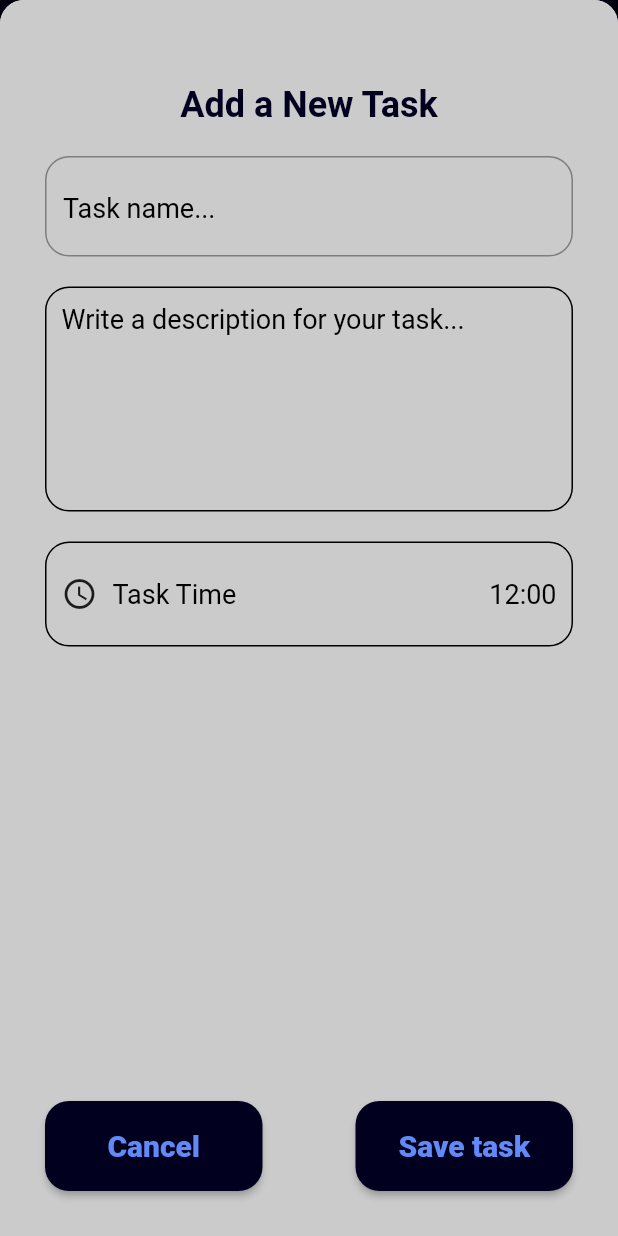
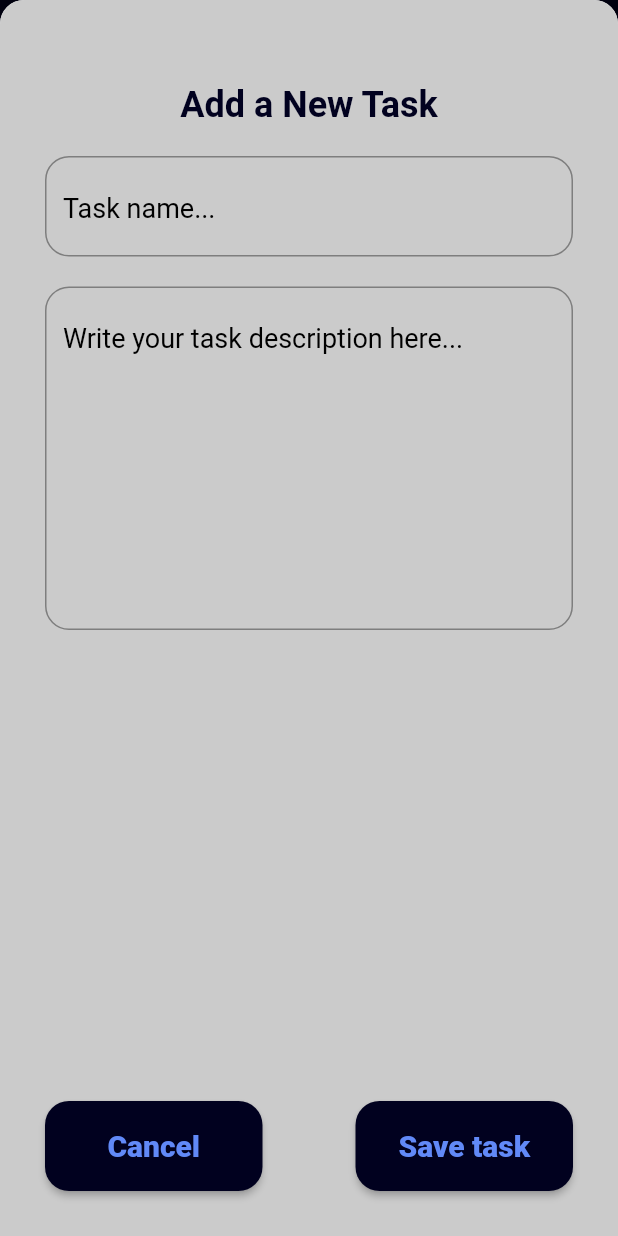
Before and after one commit to OGabrielPereira/FlutterDo, a Flutter app: the screen it shows after launch, after a tap on the "add" icon, on a phone screen of 412 x 824 dp. Run offline on Flutter 3.47's test engine with Material 2 defaults, Android fonts, the phone set to English and light mode, and no system bars; drawn by our look-alikes of flutter_slidable; our stand-ins replace hive_flutter; accounts and stored records are empty.

Commit message:
Description area added to ModalBottomSheet

```diff
--- a/lib/pages/home_page.dart
+++ b/lib/pages/home_page.dart
@@ -42,7 +42,8 @@ class _HomePageState extends State<HomePage> {
   }
 
   // text controller
-  final _controller = TextEditingController();
+  final _controller_name = TextEditingController();
+  final _controller_description = TextEditingController();
 
   // function to change the checkbox state
   void checkBoxChange(bool? value, int index) {
@@ -55,8 +56,8 @@ class _HomePageState extends State<HomePage> {
   // save new task
   void saveNewTask() {
     setState((){
-      db.toDoList.insert(0, [ _controller.text, false]);
-      _controller.clear();
+      db.toDoList.insert(0, [ _controller_name.text, false]);
+      _controller_name.clear();
     });
       Navigator.of(context).pop();
       db.updateData();
@@ -76,18 +77,18 @@ class _HomePageState extends State<HomePage> {
       context: context,
       builder: (context) {
         return DialogBox(
-          controller: _controller,
+          controller: _controller_name,
           onSave: () {
             setState(() {
-              db.toDoList[index][0] = _controller.text;
+              db.toDoList[index][0] = _controller_name.text;
             });
             Navigator.of(context).pop();
-            _controller.clear();
+            _controller_name.clear();
             db.updateData();
           },
           onCancel: () {
             Navigator.of(context).pop();
-            _controller.clear();
+            _controller_name.clear();
           },
         );
       },
@@ -104,11 +105,12 @@ class _HomePageState extends State<HomePage> {
       isScrollControlled: true,
       builder: (context) {
         return ModalDialogBox(
-          controller: _controller,
+          controller_name: _controller_name,
+          controller_description: _controller_description,
           onSave: saveNewTask,
           onCancel: () {
             Navigator.of(context).pop();
-            _controller.clear();
+            _controller_name.clear();
           },
         );
       },
--- a/lib/utils/modal_dialog_box.dart
+++ b/lib/utils/modal_dialog_box.dart
@@ -6,13 +6,15 @@ import 'my_button.dart';
 class ModalDialogBox extends StatelessWidget {
 
   // ignore: prefer_typing_uninitialized_variables
-  final controller;
+  final controller_name;
+  final controller_description;
   VoidCallback onSave;
   VoidCallback onCancel;
 
   ModalDialogBox({
     super.key,
-    required this.controller,
+    required this.controller_name,
+    required this.controller_description,
     required this.onSave,
     required this.onCancel
   });
@@ -48,10 +50,11 @@ class ModalDialogBox extends StatelessWidget {
                     ),
 
                   const SizedBox(height: 20),
+                  // TASK NAME
                   TextField(
                     keyboardType: TextInputType.multiline,
                     maxLines: 1,
-                    controller: controller,
+                    controller: controller_name,
                     style: const TextStyle(
                       color: Color.fromARGB(255, 0, 0, 0),
                       fontSize: 18,
@@ -77,64 +80,36 @@ class ModalDialogBox extends StatelessWidget {
 
                       ),
                     ),
-                    const SizedBox(height: 20),
+                  const SizedBox(height: 20),
+                  // TASK DESCRIPTION
+                  TextField(
+                    keyboardType: TextInputType.multiline,
+                    maxLines: 10,
+                    minLines: 7,
+                    controller: controller_description,
+                    style: const TextStyle(
+                      color: Color.fromARGB(255, 0, 0, 0),
+                      fontSize: 18,
+                      fontWeight: FontWeight.w400,
+                      height: 1.5,
 
-                  Container(
-                    height: 150,
-                    width: double.infinity,
-                    decoration: BoxDecoration(
-                      border: Border.all(color: Colors.black),
-                      borderRadius: BorderRadius.circular(16),
                     ),
-                    child: const Padding(
-                      padding: EdgeInsets.all(10.0),
-                      child: Text("Write a description for your task...",
-                        style: TextStyle(
+                    decoration: InputDecoration(
+                        hintText: "Write your task description here... ",
+                        hintStyle: const TextStyle(
                           color: Color.fromARGB(255, 0, 0, 0),
                           fontSize: 18,
                           fontWeight: FontWeight.w400,
                         ),
-                      ),
-                    ),
-                  ),
+                        border: OutlineInputBorder(
+                          borderRadius: BorderRadius.circular(16.0),
+                        ),
+                        focusedBorder: const OutlineInputBorder(
+                          borderSide: BorderSide(
+                            color: Color.fromARGB(255, 0, 0, 0),
+                          ),
+                        ),
 
-                    // Task Time
-                    const SizedBox(height: 20),
-                    Container(
-                      height: 70,
-                      decoration: BoxDecoration(
-                        border: Border.all(color: Colors.black),
-                        borderRadius: BorderRadius.circular(16),
-                      ),
-                      child: Padding(
-                        padding: const EdgeInsets.all(10.0),
-                        child: Row(
-                          mainAxisAlignment: MainAxisAlignment.spaceBetween,
-                          children: [
-                            Row(
-                              children: const [
-                                Icon(Icons.access_time),
-                                SizedBox(width: 10),
-                                Text(
-                                  "Task Time",
-                                  style: TextStyle(
-                                    color: Color.fromARGB(255, 0, 0, 0),
-                                    fontSize: 18,
-                                    fontWeight: FontWeight.w400,
-                                  ),
-                                ),
-                              ],
-                            ),
-                            const Text(
-                              "12:00",
-                              style: TextStyle(
-                                color: Color.fromARGB(255, 0, 0, 0),
-                                fontSize: 18,
-                                fontWeight: FontWeight.w400,
-                              ),
-                            ),
-                          ],
-                        ),
                       ),
                     ),
                   ],
```
